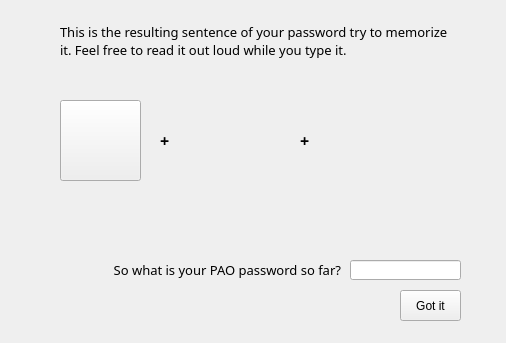
Qt form Python/UI forms/selectCharacterWindow2.ui (ajs5433/CSEC-Final-Project-) before a commit.
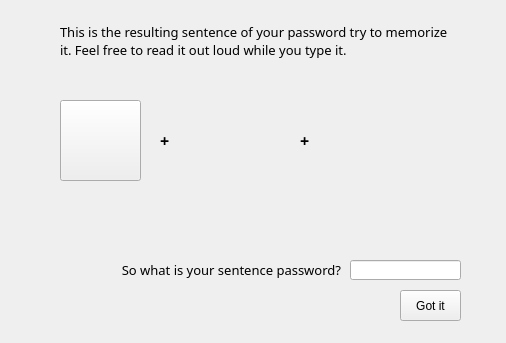
The same form after that commit.

```diff
--- a/Python/UI forms/selectCharacterWindow2.ui
+++ b/Python/UI forms/selectCharacterWindow2.ui
@@ -179,7 +179,7 @@
     </font>
    </property>
    <property name="text">
-    <string>So what is your PAO password so far?</string>
+    <string>So what is your sentence password?</string>
    </property>
    <property name="alignment">
     <set>Qt::AlignRight|Qt::AlignTrailing|Qt::AlignVCenter</set>
```
